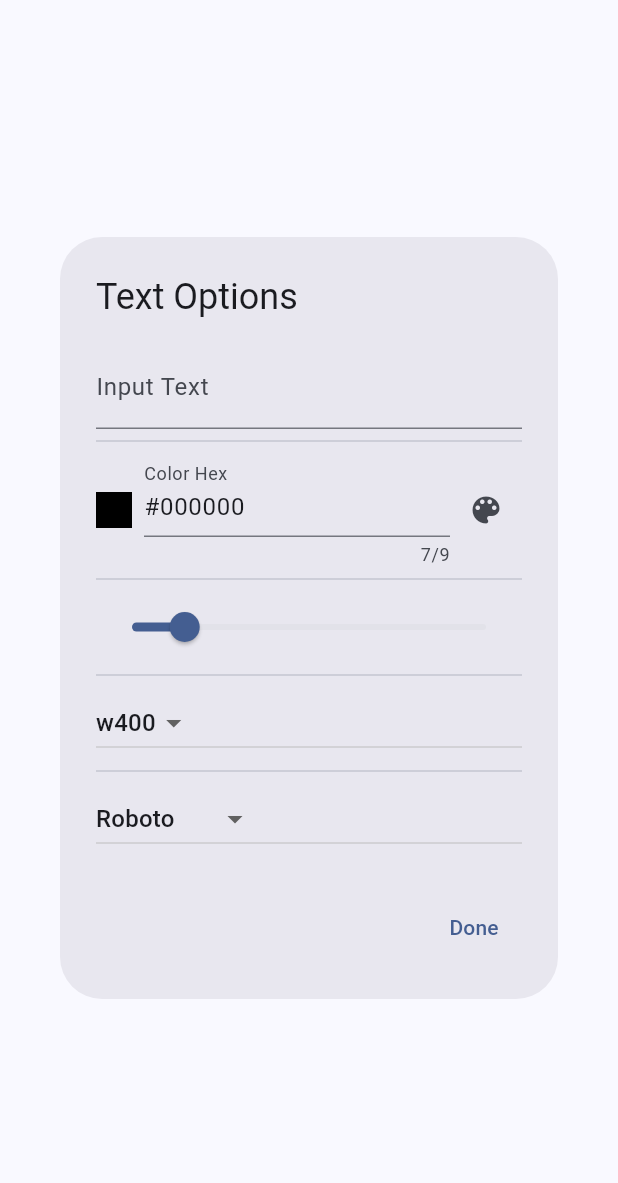
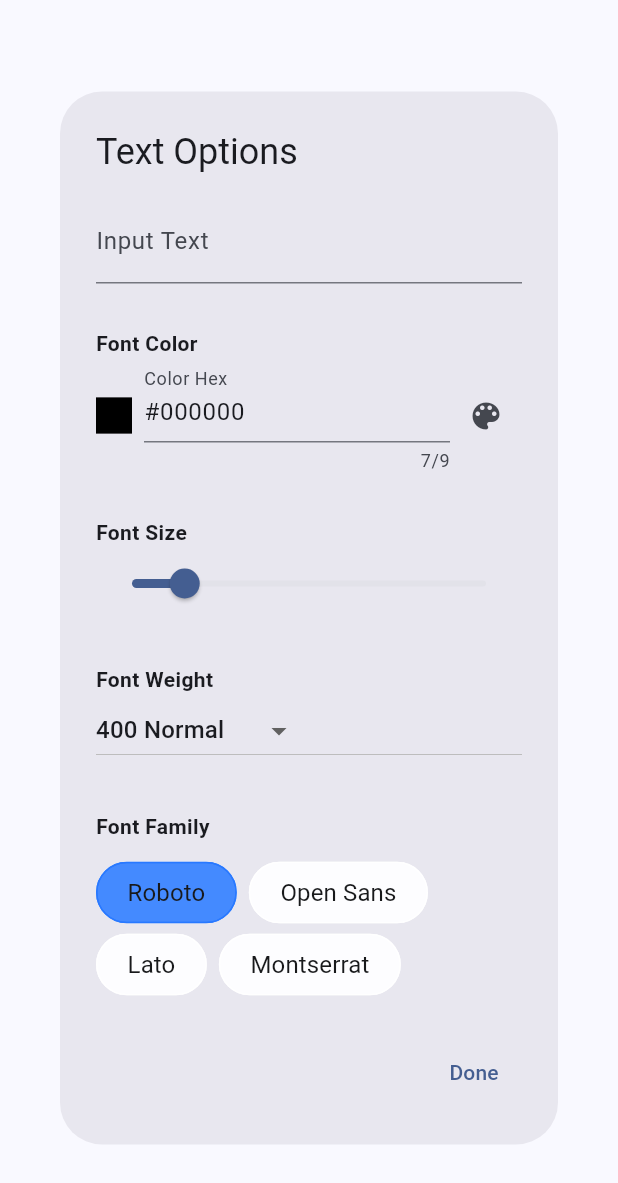
Before and after one commit to flobizDipen/my_sandesh_web_ui, a Flutter app: the TextStyleOption widget shown alone on an empty page, opened directly with empty values, on a phone screen of 412 x 824 dp. Shown: the top 1183 px of the screen. Run offline on Flutter 3.47's test engine with Material 3 defaults, Android fonts, the phone set to English and light mode, and no system bars; our stand-ins replace flutter_colorpicker, image_picker.

Commit message:
More Changes

```diff
--- a/lib/component/font_properties_dialog.dart
+++ b/lib/component/font_properties_dialog.dart
@@ -2,6 +2,8 @@ import 'package:flutter/material.dart';
 import 'package:my_sandesh_web_ui/component/text_color_picker.dart';
 import 'package:my_sandesh_web_ui/model/text_element.dart';
 import 'package:my_sandesh_web_ui/theme/ms_colors.dart';
+import 'package:my_sandesh_web_ui/utility/font_weight_utils.dart';
+import 'package:my_sandesh_web_ui/utility/widget_extension.dart';
 
 class TextStyleOption extends StatefulWidget {
   final TextElement element;
@@ -50,7 +52,6 @@ class _TextStyleOptionState extends State<TextStyleOption> {
 
   @override
   Widget build(BuildContext context) {
-
     // Determine the dialog width
     double dialogWidth = MediaQuery.of(context).size.width * 0.8;
 
@@ -71,9 +72,17 @@ class _TextStyleOptionState extends State<TextStyleOption> {
                 widget.onTextUpdate(value);
               },
             ),
-            const Divider(),
+            context.divider(),
+            const Text(
+              "Font Color",
+              style: TextStyle(fontWeight: FontWeight.w600),
+            ),
             TextColorPicker(initialColor: widget.element.fontProperties.textColor, onColorChange: changeColor),
-            const Divider(),
+            context.divider(),
+            const Text(
+              "Font Size",
+              style: TextStyle(fontWeight: FontWeight.w600),
+            ),
             Slider(
               min: 8,
               max: 50,
@@ -87,13 +96,17 @@ class _TextStyleOptionState extends State<TextStyleOption> {
                 widget.onTextSize(value);
               },
             ),
-            const Divider(),
+            context.divider(),
+            const Text(
+              "Font Weight",
+              style: TextStyle(fontWeight: FontWeight.w600),
+            ),
             DropdownButton<FontWeight>(
               value: widget.element.fontProperties.fontWeight,
-              items: FontWeight.values.map((FontWeight value) {
+              items: FontWeightUtils.fontWeightNames.entries.map((entry) {
                 return DropdownMenuItem<FontWeight>(
-                  value: value,
-                  child: Text(value.toString().split('.').last),
+                  value: entry.key,
+                  child: Text(entry.value),
                 );
               }).toList(),
               onChanged: (value) {
@@ -103,22 +116,13 @@ class _TextStyleOptionState extends State<TextStyleOption> {
                 widget.onFontWeight(value!);
               },
             ),
-            const Divider(),
-            DropdownButton<String>(
-              value: widget.element.fontProperties.fontFamily,
-              items: <String>['Roboto', 'Open Sans', 'Lato', 'Montserrat'].map((String value) {
-                return DropdownMenuItem<String>(
-                  value: value,
-                  child: Text(value),
-                );
-              }).toList(),
-              onChanged: (value) {
-                setState(() {
-                  widget.element.fontProperties.fontFamily = value!;
-                });
-                widget.onFontFamily(value!);
-              },
-            )
+            context.divider(),
+            const Text(
+              "Font Family",
+              style: TextStyle(fontWeight: FontWeight.w600),
+            ),
+            context.divider(height: 10),
+            _buildFontFamilyChips()
           ],
         ),
       ),
@@ -140,4 +144,43 @@ class _TextStyleOptionState extends State<TextStyleOption> {
       ],
     );
   }
+
+  Widget _buildFontFamilyChips() {
+    List<String> fontFamilies = ['Roboto', 'Open Sans', 'Lato', 'Montserrat']; // Define your font families here
+
+    return Wrap(
+      spacing: 8.0,
+      crossAxisAlignment: WrapCrossAlignment.start,
+      children: fontFamilies.map((String font) {
+        return ChoiceChip(
+          label: Text(font,
+              style: const TextStyle(
+                fontWeight: FontWeight.w400,
+                fontSize: 16,
+                color: MSColors.actionBar, // Text color
+              )),
+          selected: widget.element.fontProperties.fontFamily == font,
+          backgroundColor: Colors.white60,
+          selectedColor: Colors.blueAccent,
+          showCheckmark: false,
+          labelPadding: const EdgeInsets.symmetric(horizontal: 12.0),
+          padding: const EdgeInsets.all(8),
+          shape: StadiumBorder(
+            side: BorderSide(
+              color: widget.element.fontProperties.fontFamily == font ? Colors.blueAccent.shade400 : Colors.white60,
+              // Change border color based on selection
+              width: 1,
+            ),
+          ),
+          onSelected: (bool selected) {
+            setState(() {
+              // Update font family when a chip is selected
+              widget.element.fontProperties.fontFamily = font;
+              widget.onFontFamily(font); // Notify the parent widget of the change
+            });
+          },
+        );
+      }).toList(),
+    );
+  }
 }
--- a/lib/utility/font_weight_utils.dart
+++ b/lib/utility/font_weight_utils.dart
@@ -15,6 +15,18 @@ class FontWeightUtils {
     '900': FontWeight.w900,
   };
 
+  static const Map<FontWeight, String> fontWeightNames = {
+    FontWeight.w100: '100 Thin',
+    FontWeight.w200: '200 Extra Light',
+    FontWeight.w300: '300 Light',
+    FontWeight.w400: '400 Normal',
+    FontWeight.w500: '500 Medium',
+    FontWeight.w600: '600 Semi Bold',
+    FontWeight.w700: '700 Bold',
+    FontWeight.w800: '800 Extra Bold',
+    FontWeight.w900: '900 Ultra Bold',
+  };
+
   static FontWeight stringToFontWeight(String fontWeightString) {
     // Return the corresponding FontWeight, or FontWeight.normal as a default
     return _fontWeightMap[fontWeightString] ?? FontWeight.normal;
```
